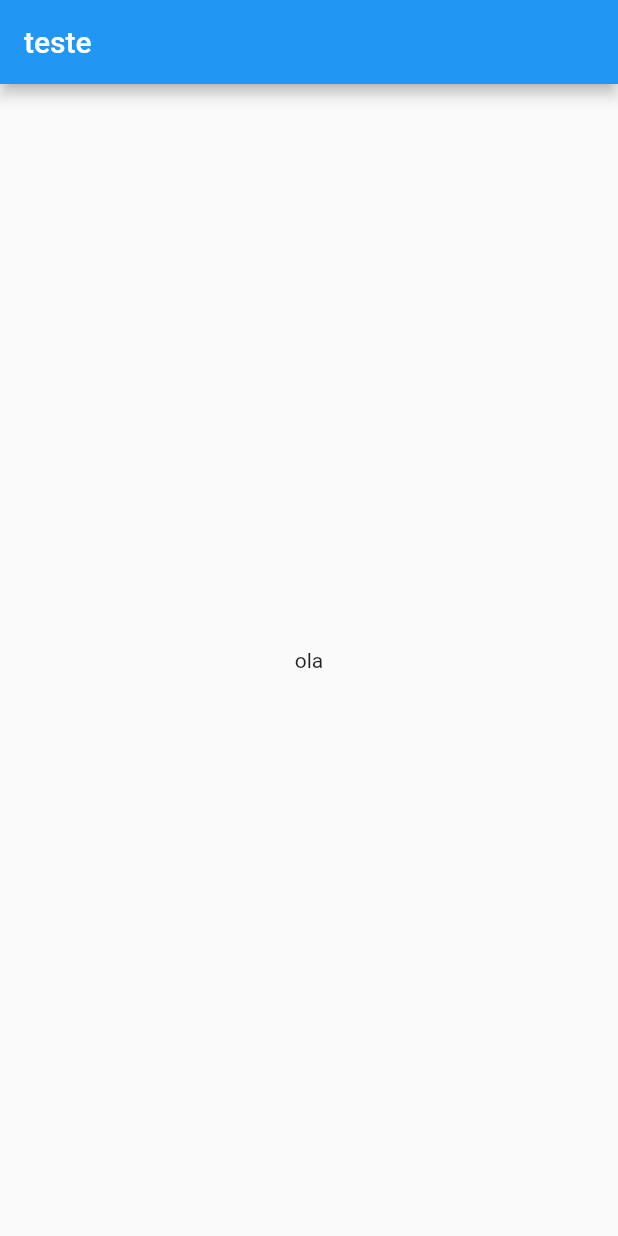
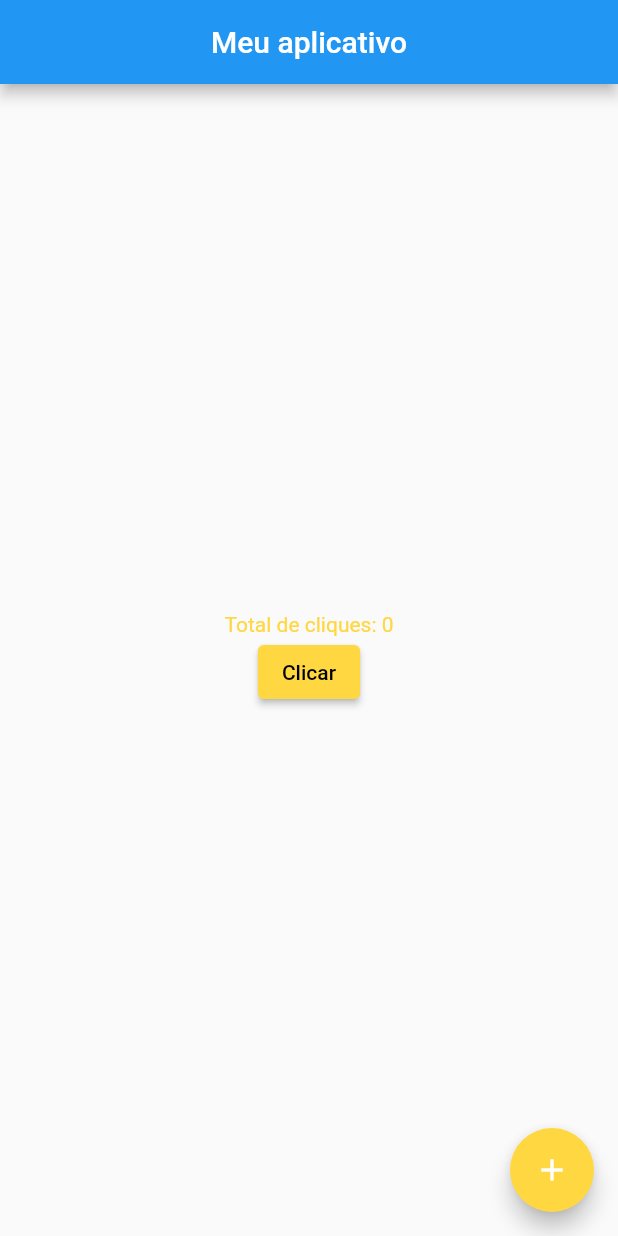
Before and after one commit to arthurhenrir/Curso-Flutter, a Flutter app: the screen it shows after launch, on a phone screen of 412 x 824 dp. Run offline on Flutter 3.47's test engine with Material 2 defaults, Android fonts, the phone set to English and light mode, and no system bars.

Commit message:
Update main.dart

```diff
--- a/lib/main.dart
+++ b/lib/main.dart
@@ -4,21 +4,51 @@ import 'package:flutter/material.dart';
 
 void main() => runApp(App());
 
-class App extends StatelessWidget
-{
+class App extends StatefulWidget {
+  _App createState() => _App();
+}
+
+class _App extends State<App> {
+  int totalClicks = 0;
+
   @override
   Widget build(BuildContext context) {
     return MaterialApp(
-      title: 'My App',
+      title: 'Meu app',
       home: Scaffold(
-        appBar: AppBar(
-          title: Text('teste'),
-        ),
-        body: Center(
-          child: Text('ola'),
-        )
-      ),
+          appBar: AppBar(
+            title: Text('Meu aplicativo'),
+            centerTitle: true,
+            backgroundColor: Colors.blue,
+          ),
+          body: Center(
+              child: Column(
+            crossAxisAlignment: CrossAxisAlignment.center,
+            mainAxisAlignment: MainAxisAlignment.center,
+            children: <Widget>[
+              Text(
+                "Total de cliques: $totalClicks",
+                style: TextStyle(color: Colors.amberAccent),
+              ),
+              ElevatedButton(
+                  onPressed: _add,
+                  child: Text('Clicar', style: TextStyle(color: Colors.black)),
+                  style: ElevatedButton.styleFrom(
+                    primary: Colors.amberAccent,
+                  )),
+            ],
+          )),
+          floatingActionButton: FloatingActionButton(
+            onPressed: _add,
+            child: Icon(Icons.add),
+            backgroundColor: Colors.amberAccent,
+          )),
     );
   }
 
+  void _add() {
+    setState(() {
+      totalClicks++;
+    });
+  }
 }
```
